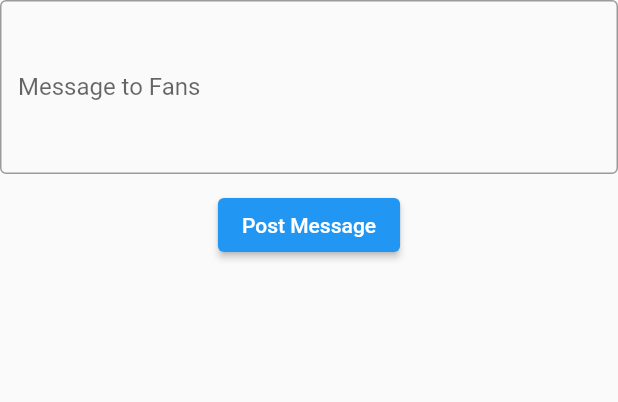
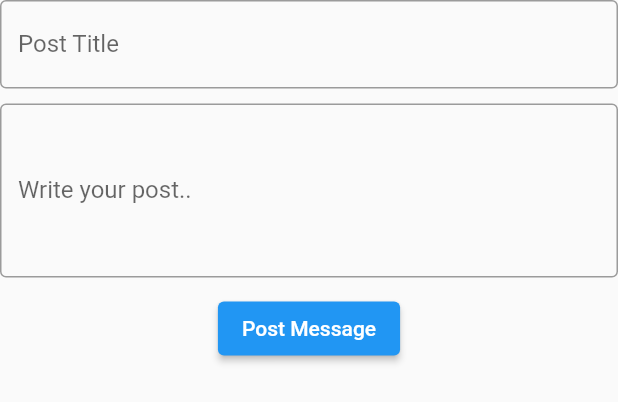
Before and after one commit to facundof13/csc4360-final-project, a Flutter app: the PostForm widget shown alone on an empty page, opened directly, on a phone screen of 412 x 824 dp. Shown: the top 402 px of the screen. Run offline on Flutter 3.47's test engine with Material 2 defaults, Android fonts, the light colour scheme and no system bars; our stand-ins replace cloud_firestore, firebase_auth, firebase_core; accounts and stored records are empty.

Commit message:
deleted admin user type, added title to add post

```diff
--- a/lib/custom/forms/postform.dart
+++ b/lib/custom/forms/postform.dart
@@ -16,6 +16,7 @@ class PostForm extends StatefulWidget {
 class _PostFormState extends State<PostForm> {
   var loading = false;
   var message = TextEditingController();
+  var title = TextEditingController();
   final FirebaseAuth auth = FirebaseAuth.instance;
   final DatabaseService db = DatabaseService();
 
@@ -29,14 +30,26 @@ class _PostFormState extends State<PostForm> {
             mainAxisAlignment: MainAxisAlignment.start,
             children: <Widget>[
               TextField(
+                controller: title,
+                showCursor: true,
+                maxLines: 1,
+                decoration: const InputDecoration(
+                    border: OutlineInputBorder(),
+                    labelText: 'Post Title',
+                    hintText: 'Title your post here!'),
+              ),
+              verticalSpaceSmall,
+
+              TextField(
                 controller: message,
                 showCursor: true,
                 minLines: 4,
                 maxLines: 10,
+
                 decoration: const InputDecoration(
                     border: OutlineInputBorder(),
-                    labelText: 'Message to Fans',
-                    hintText: 'Enter the message for your fans to see.'),
+                    labelText: 'Write your post..',
+                    hintText: 'Write your post here!'),
               ),
               verticalSpaceSmall,
               ElevatedButton(
@@ -53,9 +66,10 @@ class _PostFormState extends State<PostForm> {
   }
 
   void postMessage() async {
-    var post = message.text.trim();
-    if (post.isNotEmpty) {
-      await db.addPost(auth.currentUser!.uid, post);
+    var header = title.text.trim();
+    var msg = message.text.trim();
+    if (header.isNotEmpty && msg.isNotEmpty) {
+      await db.addPost(auth.currentUser!.uid, header, msg);
       snackBar(context, "Message successfully added.");
       Navigator.of(context).pop();
     } else {
--- a/lib/models/post.dart
+++ b/lib/models/post.dart
@@ -3,6 +3,7 @@ import 'package:cloud_firestore/cloud_firestore.dart';
 class Post {
   Post(
       {required this.id,
+      required this.title,
       required this.message,
       required this.type,
       required this.owner,
@@ -11,6 +12,7 @@ class Post {
   factory Post.fromMap(String id, Map<String, dynamic> data) {
     return Post(
       id: id,
+      title: data['title'],
       message: data['message'],
       type: data['type'],
       owner: data['owner'],
@@ -18,6 +20,7 @@ class Post {
     );
   }
   Map<String, dynamic> toJson() => {
+        'title': title,
         'message': message,
         'type': type,
         'owner': owner,
@@ -25,6 +28,7 @@ class Post {
       };
 
   final String id;
+  final String title;
   final String message;
   final int type;
   final String owner;
--- a/lib/services/database_service.dart
+++ b/lib/services/database_service.dart
@@ -70,8 +70,9 @@ class DatabaseService {
     return;
   }
 
-  Future<void> addPost(String uid, String message) async {
+  Future<void> addPost(String uid, String title, String message) async {
     await _firestore.collection("posts").add({
+      'title': title,
       'message': message,
       'type': 0,
       'owner': uid,
```
Also changed, not shown: lib/pages/home.dart (+3 -19 lines).
